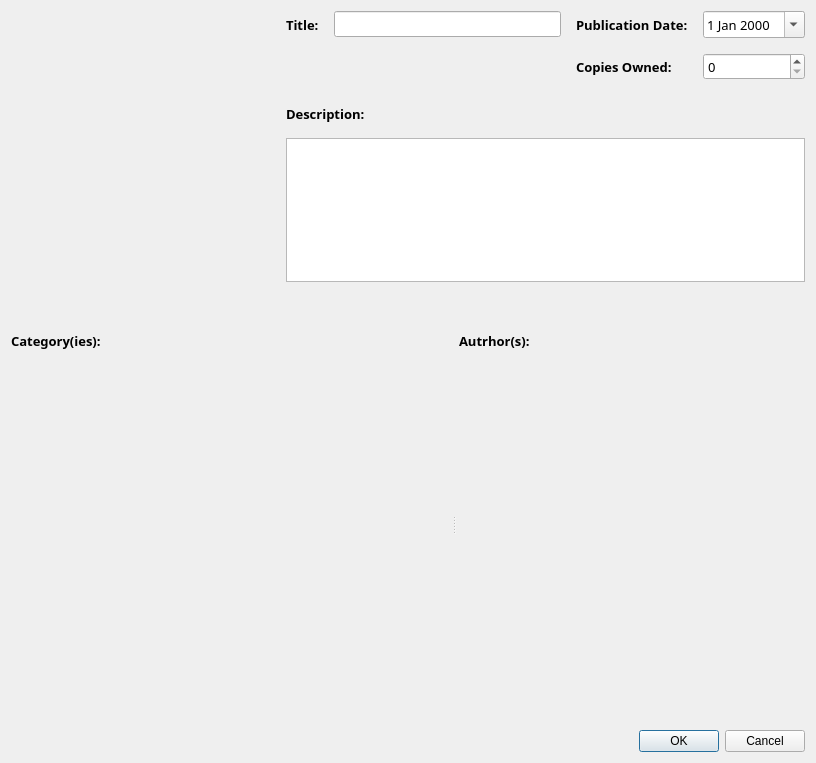
Old version of the form src/forms/bookadddialog.ui in the repository yunag/QLibraryManagementSystem.
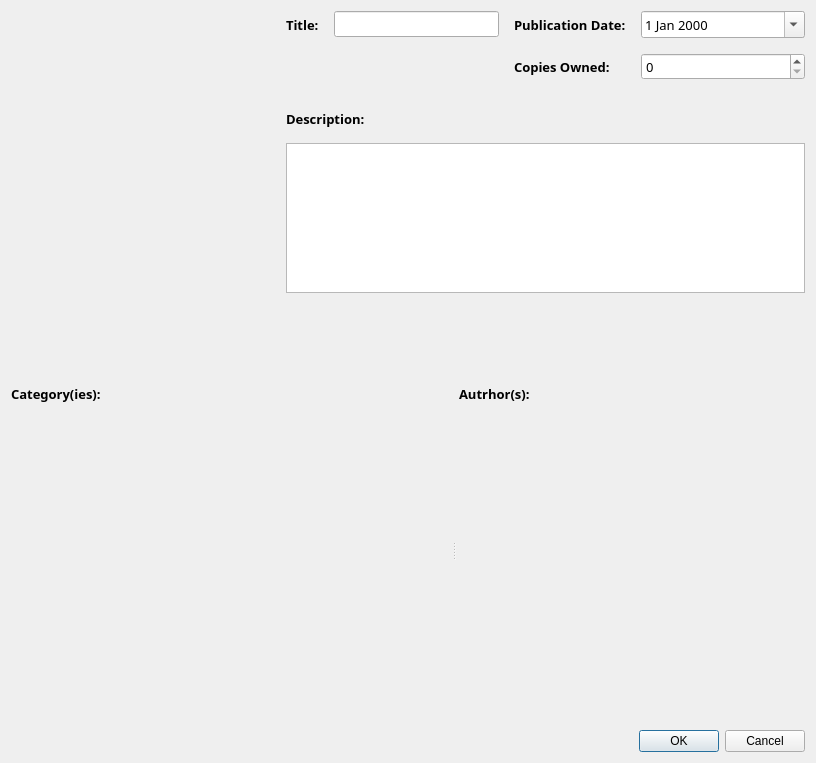
New version of the form. Icons and pictures are not drawn. Custom widgets are drawn as their Qt base class.

```diff
--- a/src/forms/bookadddialog.ui
+++ b/src/forms/bookadddialog.ui
@@ -13,7 +13,7 @@
   <property name="windowTitle">
    <string>Form</string>
   </property>
-  <layout class="QVBoxLayout" name="verticalLayout_4" stretch="8,10,0">
+  <layout class="QVBoxLayout" name="verticalLayout_4" stretch="12,11,0">
    <property name="spacing">
     <number>15</number>
    </property>
@@ -53,44 +53,11 @@
      <item>
       <layout class="QVBoxLayout" name="verticalLayout">
        <item>
-        <layout class="QGridLayout" name="gridLayout">
-         <item row="1" column="2">
-          <widget class="QLabel" name="publicationDateLabel_2">
-           <property name="font">
-            <font>
-             <family>Montserrat</family>
-             <pointsize>10</pointsize>
-             <bold>true</bold>
-            </font>
-           </property>
-           <property name="text">
-            <string>Copies Owned:</string>
-           </property>
-          </widget>
-         </item>
-         <item row="0" column="1">
-          <widget class="QLineEdit" name="titleLineEdit">
-           <property name="sizePolicy">
-            <sizepolicy hsizetype="Expanding" vsizetype="Fixed">
-             <horstretch>0</horstretch>
-             <verstretch>0</verstretch>
-            </sizepolicy>
-           </property>
-           <property name="font">
-            <font>
-             <family>Montserrat</family>
-             <pointsize>10</pointsize>
-            </font>
-           </property>
-           <property name="alignment">
-            <set>Qt::AlignLeading|Qt::AlignLeft|Qt::AlignVCenter</set>
-           </property>
-          </widget>
-         </item>
+        <layout class="QGridLayout" name="gridLayout" columnstretch="0,1,0,1">
          <item row="0" column="3">
           <widget class="QDateEdit" name="publicationDate">
            <property name="sizePolicy">
-            <sizepolicy hsizetype="Minimum" vsizetype="Fixed">
+            <sizepolicy hsizetype="Preferred" vsizetype="Fixed">
              <horstretch>0</horstretch>
              <verstretch>0</verstretch>
             </sizepolicy>
@@ -109,6 +76,39 @@
            </property>
           </widget>
          </item>
+         <item row="0" column="1">
+          <widget class="QLineEdit" name="titleLineEdit">
+           <property name="sizePolicy">
+            <sizepolicy hsizetype="Expanding" vsizetype="Fixed">
+             <horstretch>0</horstretch>
+             <verstretch>0</verstretch>
+            </sizepolicy>
+           </property>
+           <property name="font">
+            <font>
+             <family>Montserrat</family>
+             <pointsize>10</pointsize>
+            </font>
+           </property>
+           <property name="alignment">
+            <set>Qt::AlignLeading|Qt::AlignLeft|Qt::AlignVCenter</set>
+           </property>
+          </widget>
+         </item>
+         <item row="1" column="2">
+          <widget class="QLabel" name="publicationDateLabel_2">
+           <property name="font">
+            <font>
+             <family>Montserrat</family>
+             <pointsize>10</pointsize>
+             <bold>true</bold>
+            </font>
+           </property>
+           <property name="text">
+            <string>Copies Owned:</string>
+           </property>
+          </widget>
+         </item>
          <item row="0" column="0">
           <widget class="QLabel" name="titleLabel">
            <property name="font">
@@ -123,22 +123,14 @@
            </property>
           </widget>
          </item>
-         <item row="0" column="2">
-          <widget class="QLabel" name="publicationDateLabel">
-           <property name="font">
-            <font>
-             <family>Montserrat</family>
-             <pointsize>10</pointsize>
-             <bold>true</bold>
-            </font>
-           </property>
-           <property name="text">
-            <string>Publication Date:</string>
-           </property>
-          </widget>
-         </item>
          <item row="1" column="3">
           <widget class="QSpinBox" name="copiesOwned">
+           <property name="sizePolicy">
+            <sizepolicy hsizetype="Preferred" vsizetype="Fixed">
+             <horstretch>0</horstretch>
+             <verstretch>0</verstretch>
+            </sizepolicy>
+           </property>
            <property name="font">
             <font>
              <family>Montserrat</family>
@@ -150,6 +142,20 @@
            </property>
           </widget>
          </item>
+         <item row="0" column="2">
+          <widget class="QLabel" name="publicationDateLabel">
+           <property name="font">
+            <font>
+             <family>Montserrat</family>
+             <pointsize>10</pointsize>
+             <bold>true</bold>
+            </font>
+           </property>
+           <property name="text">
+            <string>Publication Date:</string>
+           </property>
+          </widget>
+         </item>
         </layout>
        </item>
        <item>
```
Left out of the diff: 6 changed lines with no effect on the pictures.
